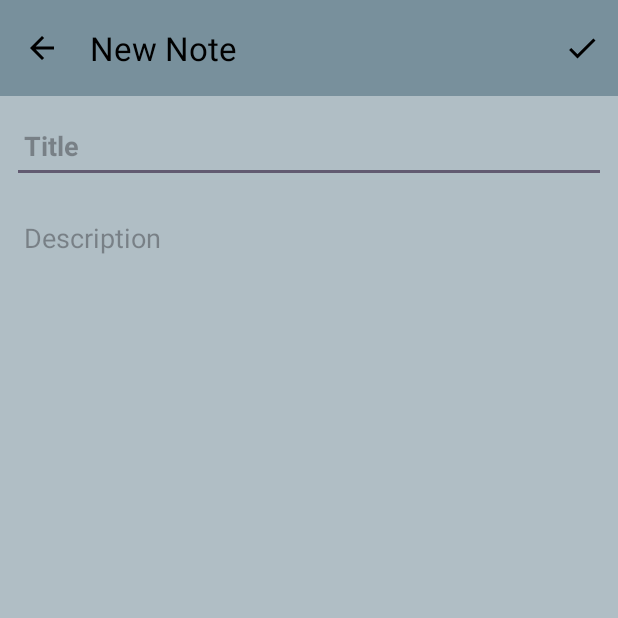
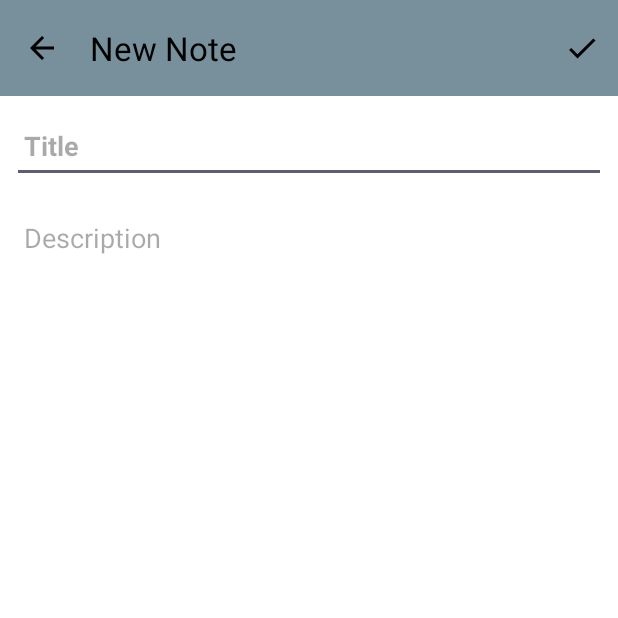
Before and after one commit to dupontcam/Simple_Note, an Android app: the screen it shows after launch (AddNote), after a tap on "Adicionar Anotação", on a phone screen of 412 x 824 dp, the top half of it. Run offline under Robolectric (Android 15) with nearby library versions, the phone set to English and light mode, and no system bars; 1 other tap on this screen came first.

Commit message:
saveThemePreference 2

```diff
--- a/app/src/main/java/br/com/cursoandroid/simplenote/AddNote.java
+++ b/app/src/main/java/br/com/cursoandroid/simplenote/AddNote.java
@@ -1,4 +1,6 @@
 package br.com.cursoandroid.simplenote;
+
+import static br.com.cursoandroid.simplenote.utils.ThemeUtils.applyThemeFromPreferences;
 
 import android.content.Intent;
 import android.content.res.Configuration;
@@ -35,6 +37,9 @@ public class AddNote extends AppCompatActivity {
     protected void onCreate(Bundle savedInstanceState) {
         super.onCreate(savedInstanceState);
         EdgeToEdge.enable(this);
+
+        applyThemeFromPreferences(this);
+
         setContentView(R.layout.activity_add_note);
         ViewCompat.setOnApplyWindowInsetsListener(findViewById(R.id.main), (v, insets) -> {
             Insets systemBars = insets.getInsets(WindowInsetsCompat.Type.systemBars());
--- a/app/src/main/java/br/com/cursoandroid/simplenote/UpdateNote.java
+++ b/app/src/main/java/br/com/cursoandroid/simplenote/UpdateNote.java
@@ -1,4 +1,6 @@
 package br.com.cursoandroid.simplenote;
+
+import static br.com.cursoandroid.simplenote.utils.ThemeUtils.applyThemeFromPreferences;
 
 import android.content.Intent;
 import android.content.res.Configuration;
@@ -37,6 +39,9 @@ public class UpdateNote extends AppCompatActivity {
     protected void onCreate(Bundle savedInstanceState) {
         super.onCreate(savedInstanceState);
         EdgeToEdge.enable(this);
+
+        applyThemeFromPreferences(this);
+
         setContentView(R.layout.activity_update_note);
         ViewCompat.setOnApplyWindowInsetsListener(findViewById(R.id.main), (v, insets) -> {
             Insets systemBars = insets.getInsets(WindowInsetsCompat.Type.systemBars());
--- a/app/src/main/res/layout/activity_main.xml
+++ b/app/src/main/res/layout/activity_main.xml
@@ -5,7 +5,6 @@
     android:id="@+id/main"
     android:layout_width="match_parent"
     android:layout_height="match_parent"
-    android:background="@color/blue_grey_300"
     tools:context=".MainActivity">
 
     <com.google.android.material.appbar.MaterialToolbar
@@ -36,8 +35,9 @@
         android:layout_height="wrap_content"
         android:layout_marginEnd="16dp"
         android:clickable="true"
+        android:iconTint="?attr/colorControlNormal"
         android:contentDescription="@string/Add_note"
-        app:backgroundTint="@color/blue_grey_300"
+        app:backgroundTint="?attr/colorPrimary"
         app:layout_constraintBottom_toBottomOf="parent"
         app:layout_constraintEnd_toEndOf="parent"
         app:layout_constraintHorizontal_bias="1.0"
--- a/app/src/main/res/layout/custom_grid_view.xml
+++ b/app/src/main/res/layout/custom_grid_view.xml
@@ -4,9 +4,9 @@
     android:layout_width="match_parent"
     android:layout_height="wrap_content"
     android:layout_margin="3dp"
-    app:cardBackgroundColor="@color/blue_grey_400"
     app:cardCornerRadius="8dp"
-    app:cardElevation="10dp">
+    app:cardElevation="10dp"
+    app:cardBackgroundColor="?attr/colorOnPrimary">
 
     <LinearLayout
         android:layout_width="match_parent"
--- a/app/src/main/res/layout/custom_list_view.xml
+++ b/app/src/main/res/layout/custom_list_view.xml
@@ -9,9 +9,9 @@
         android:layout_width="match_parent"
         android:layout_height="wrap_content"
         android:layout_margin="3dp"
-        app:cardBackgroundColor="@color/blue_grey_600"
         app:cardCornerRadius="8dp"
         app:cardElevation="15dp"
+        app:cardBackgroundColor="?attr/colorOnPrimary"
         app:layout_constraintEnd_toEndOf="parent"
         app:layout_constraintStart_toStartOf="parent"
         app:layout_constraintTop_toTopOf="parent">
@@ -20,7 +20,6 @@
             android:layout_width="match_parent"
             android:layout_height="match_parent"
             android:layout_margin="3dp"
-            android:background="@color/blue_grey_400"
             android:padding="5dp"
             app:cardCornerRadius="8dp">
 
@@ -43,7 +42,7 @@
                     app:layout_constraintEnd_toEndOf="parent"
                     app:layout_constraintStart_toStartOf="parent"
                     app:layout_constraintTop_toTopOf="parent"
-                    app:srcCompat="@drawable/postit" />
+                    app:srcCompat="@drawable/notes" />
 
             </androidx.constraintlayout.widget.ConstraintLayout>
 
--- a/app/src/main/res/menu/menu_main.xml
+++ b/app/src/main/res/menu/menu_main.xml
@@ -31,5 +31,6 @@
         android:icon="@drawable/baseline_color_lens_24"
         android:orderInCategory="400"
         android:title="@string/themes_list"
-        app:showAsAction="always"></item>
+        app:showAsAction="always"
+        android:iconTint="?attr/colorControlNormal"/>
 </menu>
--- a/app/src/main/res/menu/submenu_themes.xml
+++ b/app/src/main/res/menu/submenu_themes.xml
@@ -9,10 +9,6 @@
         android:id="@+id/theme_green"
         android:title="@string/theme_green"
         android:orderInCategory="400"/>
-    <item
-        android:id="@+id/theme_black"
-        android:title="@string/theme_black"
-        android:orderInCategory="200"/>
     <item
         android:id="@+id/theme_yellow"
         android:title="@string/theme_yellow"
--- a/app/src/main/res/values-night/themes.xml
+++ b/app/src/main/res/values-night/themes.xml
@@ -1,17 +1,21 @@
 <resources xmlns:tools="http://schemas.android.com/tools">
     <style name="Base.Theme.SimpleNote" parent="Theme.Material3.DayNight.NoActionBar">
         <!-- Tema Escuro -->
-        <item name="colorPrimary">@color/blue_grey_700</item>
-        <item name="colorOnPrimary">@color/white</item>
-        <item name="android:windowBackground">@color/blue_grey_500</item>
+        <item name="colorPrimary">@color/black</item>
+        <item name="colorOnPrimary">@color/grey_400</item>
+        <item name="android:windowBackground">@color/grey_600</item>
         <item name="android:textColorPrimary">@color/white</item>
         <item name="android:colorControlNormal">@color/white</item> <!-- Ícones do menu -->
+        <item name="popupMenuStyle">@style/ThemePopupStyle</item>
+        <item name="cardBackgroundColor">@style/Theme.CardView</item>
     </style>
 
-    <!-- Estilo para o FloatingActionButton no tema escuro -->
-    <style name="FabStyleDark" parent="Widget.Design.FloatingActionButton">
-        <item name="backgroundTint">@color/blue_grey_700</item>
-        <item name="rippleColor">@color/black</item>
-        <item name="android:tint">@color/white</item> <!-- Ícone do FAB -->
+    <style name="ThemePopupStyle" parent="Widget.Material3.PopupMenu">
+        <item name="android:popupBackground">?attr/colorPrimary</item>
+        <item name="android:textColorPrimary">?attr/colorOnPrimary</item>
+    </style>
+
+    <style name="Theme.CardView" parent="Widget.Material3.CardView.Filled">
+        <item name="cardBackgroundColor">?attr/colorOnPrimary</item>
     </style>
 </resources>
--- a/app/src/main/res/values/colors.xml
+++ b/app/src/main/res/values/colors.xml
@@ -1,11 +1,9 @@
 <?xml version="1.0" encoding="utf-8"?>
 <resources>
 
-    <!-- Tema claro -->
-    <color name="my_card_background_Day_color">#78909C</color>
     <color name="white">#FFFFFFFF</color>
-    <color name="grey_50">#F9FAFB</color>
-    <color name="grey">#808080</color>
+    <color name="black">#FF000000</color>
+
     <color name="blue_grey_50">#ECEFF1</color>
     <color name="blue_grey_100">#F5F5F5</color>
     <color name="blue_grey_200">#B0BEC5</color>
@@ -17,51 +15,75 @@
     <color name="blue_grey_800">#37474F</color>
     <color name="blue_grey_900">#263238</color>
     <color name="blue_grey_950">#1B252B</color>
-    <!-- Tema escuro -->
-    <color name="my_card_background_Night_color">#455A64</color>
 
-    <color name="green_900">#1B5E20</color>
-    <color name="black">#FF000000</color>
     <color name="dark_grey">#2e2e2e</color>
     <color name="grey_light">#D3D3D3</color>
-    <color name="green_950">#022C22</color>
+    <color name="grey">#808080</color>
+    <color name="grey_50">#F9FAFB</color>
+    <color name="grey_100">#F5F5F5</color>
+    <color name="grey_200">#EEEEEE</color>
+    <color name="grey_300">#E0E0E0</color>
+    <color name="grey_400">#BDBDBD</color>
+    <color name="grey_500">#9E9E9E</color>
+    <color name="grey_600">#757575</color>
+    <color name="grey_700">#616161</color>
+    <color name="grey_800">#424242</color>
     <color name="grey_900">#212121</color>
-    <color name="grey_700">#616161</color>
 
-    <!-- Cores personalizadas para o tema claro -->
+    <color name="blue_50">#E3F2FD</color>
     <color name="blue_500">#2196F3</color>
     <color name="blue_700">#1976D2</color>
     <color name="blue_100">#BBDEFB</color>
     <color name="blue_200">#90CAF9</color>
+
+    <color name="green_50">#E8F5E9</color>
+    <color name="green_900">#1B5E20</color>
+    <color name="green_950">#022C22</color>
     <color name="green_500">#4CAF50</color>
     <color name="green_700">#388E3C</color>
     <color name="green_100">#C8E6C9</color>
     <color name="green_200">#80CBC4</color>
+
+    <color name="ambar_50">#FFF8E1</color>
+
+    <color name="yellow_50">#FFF3E0</color>
     <color name="yellow_500">#FFEB3B</color>
     <color name="yellow_700">#FBC02D</color>
     <color name="yellow_900">#F57F17</color>
     <color name="yellow_100">#FFF9C4</color>
     <color name="yellow_200">#FFF59D</color>
+
+    <color name="orange_50">#FFF3E0</color>
     <color name="orange_500">#FF9800</color>
     <color name="orange_700">#F57C00</color>
     <color name="orange_100">#FFE0B2</color>
     <color name="orange_200">#FFCC80</color>
+
+    <color name="deep_orange_50">#FBE9E7</color>
+    <color name="deep_orange_500">#FF5722</color>
+    <color name="deep_orange_700">#E64A19</color>
+    <color name="deep_orange_100">#FFCCBC</color>
+    <color name="deep_orange_200">#FFAB91</color>
+
+    <color name="purple_50">#F3E5F5</color>
     <color name="purple_500">#9C27B0</color>
     <color name="purple_700">#7B1FA2</color>
     <color name="purple_100">#E1BEE7</color>
     <color name="purple_200">#CE93D8</color>
+
+    <color name="deep_purple_50">#EDE7F6</color>
     <color name="deep_purple_500">#673AB7</color>
     <color name="deep_purple_700">#7B1FA2</color>
     <color name="deep_purple_100">#D1C4E9</color>
     <color name="deep_purple_200">#B39DDB</color>
+
+    <color name="indigo_50">#E8EAF6</color>
     <color name="indigo_500">#3F51B5</color>
     <color name="indigo_700">#303F9F</color>
     <color name="indigo_100">#C5CAE9</color>
     <color name="indigo_200">#9FA8DA</color>
-    <color name="deep_orange_500">#FF5722</color>
-    <color name="deep_orange_700">#E64A19</color>
-    <color name="deep_orange_100">#FFCCBC</color>
-    <color name="deep_orange_200">#FFAB91</color>
+
+    <color name="teal_50">#E0F2F1</color>
     <color name="teal_500">#009688</color>
     <color name="teal_700">#00796B</color>
     <color name="teal_100">#B2DFDB</color>
--- a/app/src/main/res/values/themes.xml
+++ b/app/src/main/res/values/themes.xml
@@ -2,127 +2,113 @@
     <style name="Base.Theme.SimpleNote" parent="Theme.Material3.DayNight.NoActionBar">
         <!-- Tema Claro -->
         <item name="colorPrimary">@color/blue_grey_400</item>
-        <item name="colorOnPrimary">@color/black</item>
-        <item name="android:windowBackground">@color/blue_grey_200</item>
+        <item name="colorOnPrimary">@color/ambar_50</item>
+        <item name="android:windowBackground">@color/white</item>
         <item name="android:textColorPrimary">@color/black</item>
         <item name="android:colorControlNormal">@color/black</item> <!-- Ícones do menu -->
+        <item name="popupMenuStyle">@style/ThemePopupStyle</item>
+        <item name="cardBackgroundColor">@style/Theme.CardView</item>
 
     </style>
 
     <style name="Theme.SimpleNote" parent="Base.Theme.SimpleNote" />
 
-    <style name="ThemePopupStyle" parent="Base.Theme.SimpleNote">
-        <item name="android:popupBackground">?attr/colorPrimary</item> <!-- Cor de fundo -->
-        <item name="android:textColorPrimary">?attr/colorOnPrimary</item> <!-- Cor do texto -->
+    <style name="Theme.CardView" parent="Widget.Material3.CardView.Filled">
+        <item name="cardBackgroundColor">?attr/colorOnPrimary</item>
+    </style>
+
+    <style name="ThemePopupStyle" parent="Widget.Material3.PopupMenu">
+        <item name="android:popupBackground">?attr/colorPrimary</item>
+        <item name="android:textColorPrimary">?attr/colorOnPrimary</item>
     </style>
 
     <!-- Tema Azul -->
     <style name="Theme.Blue" parent="Base.Theme.SimpleNote">
         <item name="colorPrimary">@color/blue_500</item>
-        <item name="colorOnPrimary">@color/white</item>
-        <item name="android:windowBackground">@color/blue_100</item>
+        <item name="colorOnPrimary">@color/blue_100</item>
+        <item name="android:windowBackground">@color/blue_50</item>
         <item name="android:textColorPrimary">@color/black</item>
-        <item name="android:colorControlNormal">@color/blue_700</item>
+        <item name="android:colorControlNormal">@color/black</item>
     </style>
 
     <!-- Tema Verde -->
     <style name="Theme.Green" parent="Base.Theme.SimpleNote">
         <item name="colorPrimary">@color/green_500</item>
-        <item name="colorOnPrimary">@color/white</item>
-        <item name="android:windowBackground">@color/green_100</item>
+        <item name="colorOnPrimary">@color/green_100</item>
+        <item name="android:windowBackground">@color/green_50</item>
         <item name="android:textColorPrimary">@color/black</item>
-        <item name="android:colorControlNormal">@color/green_700</item>
-    </style>
-
-    <!-- Tema Preto -->
-    <style name="Theme.Black" parent="Base.Theme.SimpleNote">
-        <item name="colorPrimary">@color/black</item>
-        <item name="colorOnPrimary">@color/white</item>
-        <item name="android:windowBackground">@color/grey_900</item>
-        <item name="android:textColorPrimary">@color/white</item>
-        <item name="android:colorControlNormal">@color/grey_700</item>
+        <item name="android:colorControlNormal">@color/black</item>
     </style>
 
     <!-- Tema Amarelo -->
     <style name="Theme.Yellow" parent="Base.Theme.SimpleNote">
         <item name="colorPrimary">@color/yellow_700</item>
-        <item name="colorOnPrimary">@color/black</item>
-        <item name="android:windowBackground">@color/yellow_100</item>
+        <item name="colorOnPrimary">@color/yellow_100</item>
+        <item name="android:windowBackground">@color/yellow_50</item>
         <item name="android:textColorPrimary">@color/black</item>
-        <item name="android:colorControlNormal">@color/yellow_900</item>
+        <item name="android:colorControlNormal">@color/black</item>
     </style>
 
     <!-- Tema Laranja -->
     <style name="Theme.Orange" parent="Base.Theme.SimpleNote">
         <item name="colorPrimary">@color/orange_500</item>
-        <item name="colorOnPrimary">@color/black</item>
-        <item name="android:windowBackground">@color/orange_100</item>
+        <item name="colorOnPrimary">@color/orange_100</item>
+        <item name="android:windowBackground">@color/orange_50</item>
         <item name="android:textColorPrimary">@color/black</item>
-        <item name="android:colorControlNormal">@color/orange_700</item>
+        <item name="android:colorControlNormal">@color/black</item>
     </style>
 
     <!-- Tema Roxo -->
     <style name="Theme.Purple" parent="Base.Theme.SimpleNote">
         <item name="colorPrimary">@color/purple_500</item>
-        <item name="colorOnPrimary">@color/white</item>
-        <item name="android:windowBackground">@color/purple_100</item>
+        <item name="colorOnPrimary">@color/purple_100</item>
+        <item name="android:windowBackground">@color/purple_50</item>
         <item name="android:textColorPrimary">@color/black</item>
-        <item name="android:colorControlNormal">@color/purple_700</item>
+        <item name="android:colorControlNormal">@color/black</item>
     </style>
 
     <!-- Tema Roxo Escuro -->
     <style name="Theme.DeepPurple" parent="Base.Theme.SimpleNote">
         <item name="colorPrimary">@color/deep_purple_500</item>
-        <item name="colorOnPrimary">@color/white</item>
-        <item name="android:windowBackground">@color/deep_purple_100</item>
+        <item name="colorOnPrimary">@color/deep_purple_100</item>
+        <item name="android:windowBackground">@color/deep_purple_50</item>
         <item name="android:textColorPrimary">@color/black</item>
-        <item name="android:colorControlNormal">@color/deep_purple_700</item>
+        <item name="android:colorControlNormal">@color/black</item>
     </style>
 
     <!-- Tema Índigo -->
     <style name="Theme.Indigo" parent="Base.Theme.SimpleNote">
         <item name="colorPrimary">@color/indigo_500</item>
-        <item name="colorOnPrimary">@color/white</item>
-        <item name="android:windowBackground">@color/indigo_100</item>
+        <item name="colorOnPrimary">@color/indigo_100</item>
+        <item name="android:windowBackground">@color/indigo_50</item>
         <item name="android:textColorPrimary">@color/black</item>
-        <item name="android:colorControlNormal">@color/indigo_700</item>
+        <item name="android:colorControlNormal">@color/black</item>
     </style>
 
     <!-- Tema Laranja Escuro -->
     <style name="Theme.DeepOrange" parent="Base.Theme.SimpleNote">
         <item name="colorPrimary">@color/deep_orange_500</item>
-        <item name="colorOnPrimary">@color/white</item>
-        <item name="android:windowBackground">@color/deep_orange_100</item>
+        <item name="colorOnPrimary">@color/deep_orange_100</item>
+        <item name="android:windowBackground">@color/deep_orange_50</item>
         <item name="android:textColorPrimary">@color/black</item>
-        <item name="android:colorControlNormal">@color/deep_orange_700</item>
+        <item name="android:colorControlNormal">@color/black</item>
     </style>
 
     <!-- Tema Azul Esverdeado -->
     <style name="Theme.Teal" parent="Base.Theme.SimpleNote">
         <item name="colorPrimary">@color/teal_500</item>
-        <item name="colorOnPrimary">@color/white</item>
-        <item name="android:windowBackground">@color/teal_100</item>
+        <item name="colorOnPrimary">@color/teal_100</item>
+        <item name="android:windowBackground">@color/teal_50</item>
         <item name="android:textColorPrimary">@color/black</item>
-        <item name="android:colorControlNormal">@color/teal_700</item>
+        <item name="android:colorControlNormal">@color/black</item>
     </style>
 
     <!-- Estilo para o FloatingActionButton -->
     <style name="FabStyle" parent="Base.Theme.SimpleNote">
-        <item name="backgroundTint">@color/blue_grey_400</item>
+        <item name="backgroundTint">?attr/colorPrimary</item>
         <item name="rippleColor">@color/white</item>
         <item name="android:tint">@color/black</item>
     </style>
 
-    <!-- exemplo chat gpt
-    <style name="Theme.SimpleNote.Blue" parent="Theme.Material3.DayNight">
-        <item name="colorPrimary">#2196F3</item>  Azul
-        <item name="colorPrimaryVariant">#1976D2</item>  Azul mais escuro
-        <item name="colorOnPrimary">#FFFFFF</item>  Cor de texto sobre o primário
-        <item name="colorAccent">#FF4081</item>
-         Adicione outros atributos de cor conforme necessário
-        <item name="windowActionBar">false</item>
-        <item name="windowNoTitle">true</item>
-    </style>
-    -->
 
 </resources>
```
Also changed, not shown: app/src/main/java/br/com/cursoandroid/simplenote/MainActivity.java (+38 -60 lines), app/src/main/java/br/com/cursoandroid/simplenote/adapter/Adapter.java (+13 -29 lines), app/src/main/java/br/com/cursoandroid/simplenote/utils/ThemeUtils.java (added, +49 -0 lines).
